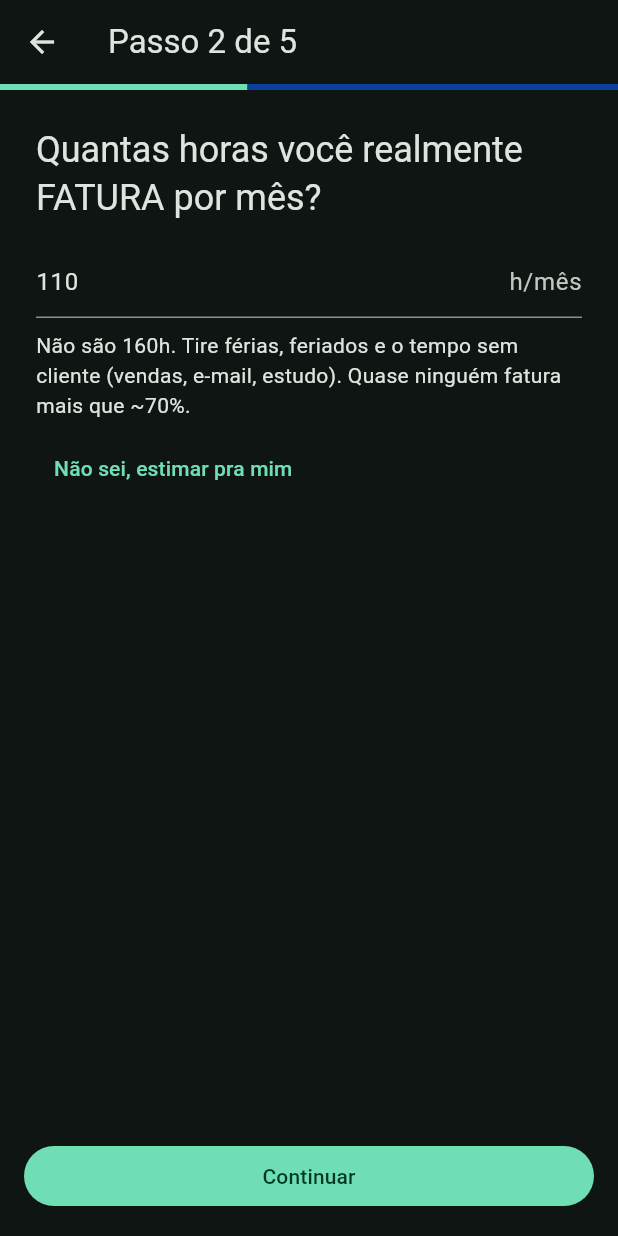
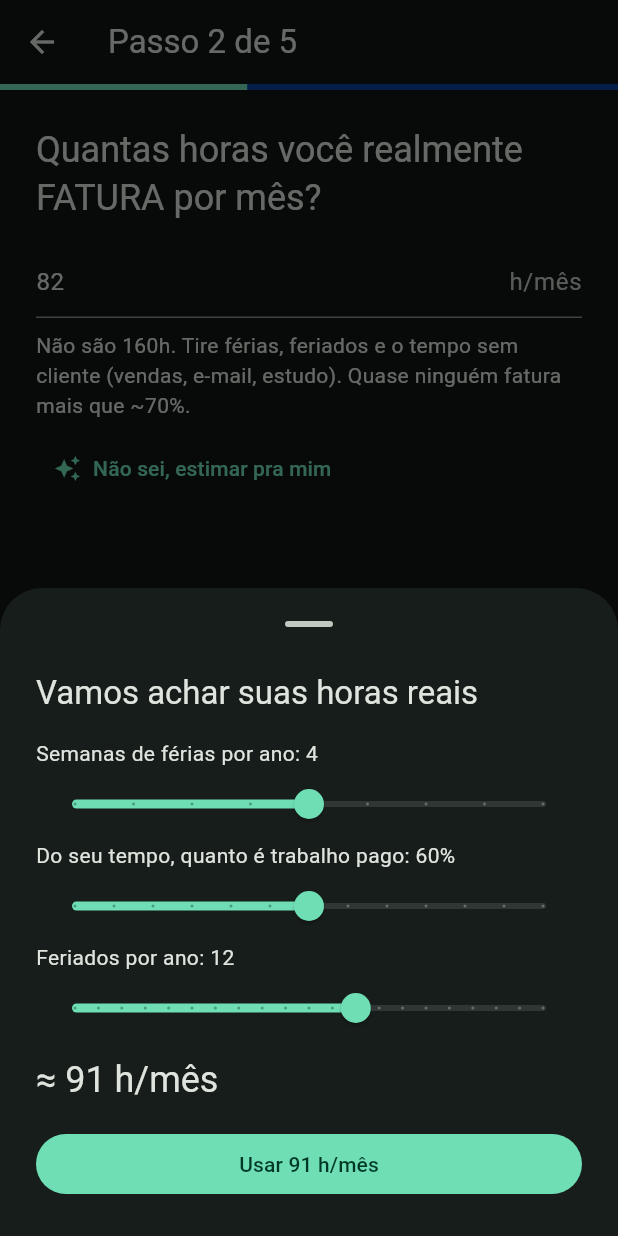
Before and after one commit to 4yu-apps/quanto-cobro, a Flutter app: the CalcScreen screen opened by its route, after a tap on "Continuar", after a tap on "Não sei, estimar pra mim", on a phone screen of 412 x 824 dp. Run offline on Flutter 3.47's test engine with Material 3 defaults, Android fonts, the phone set to English and light mode, and no system bars; our stand-ins replace flutter_riverpod, go_router, shared_preferences; accounts and stored records are empty.

Commit message:
polish: estimar-pra-mim, barra da Reserva, a11y + correcoes da revisao de codigo
Polimento: helper 'estimar pra mim' vira sheet real (formula no motor, com teste); barra colapsada Reserva x Sobra; barra da Divisao marcada decorativa (ExcludeSemantics). Correcoes da revisao: telemetria vira opt-in real (default off, honra a promessa do onboarding); TextEditingController do import agora e descartado; aviso de input incoerente no Resultado agora e alcancavel (custos > renda); rotulos do Pro (Comprar no vitalicio, Assinar nos recorrentes) + IA 2.11 reconciliada com o modelo hibrido do 05. analyze 0 issues, 8 testes verdes.

Co-Authored-By: Claude Opus 4.8 (1M context) <noreply@anthropic.com>

```diff
--- a/lib/core/calc/calc_engine.dart
+++ b/lib/core/calc/calc_engine.dart
@@ -125,6 +125,16 @@ class SimuladorResult {
   final Divisao divisao;
 }
 
+/// Estima horas faturáveis/mês a partir de 3 perguntas simples (Blueprint §7.1):
+/// semanas de férias, % do tempo que é trabalho pago, feriados. Resolve o erro
+/// nº1 (dividir por 160h) sem o usuário precisar saber a fórmula.
+int estimarHorasFaturaveis({required int ferias, required int pct, required int feriados}) {
+  final int semanas = (52 - ferias).clamp(1, 52);
+  final int rawAno = semanas * 40 - feriados * 8;
+  final double faturavel = rawAno * pct / 100;
+  return (faturavel / 12).round().clamp(1, 400);
+}
+
 SimuladorResult computeSimulador(
   double valor,
   int horas,
--- a/lib/core/settings/settings_repository.dart
+++ b/lib/core/settings/settings_repository.dart
@@ -26,8 +26,9 @@ class SettingsRepository {
   bool onboardingDone() => _prefs.getBool(_kOnboarding) ?? false;
   Future<void> setOnboardingDone() => _prefs.setBool(_kOnboarding, true);
 
-  // Telemetria (analytics/crash) — opt-in, LGPD. Default ligado, trocável em Config.
+  // Telemetria (analytics/crash) — opt-in de verdade (LGPD + promessa do onboarding
+  // "sem enviar seus dados"). Default DESLIGADO; liga só se o usuário aceitar em Config.
   static const String _kTelemetry = 'telemetry_enabled';
-  bool telemetryEnabled() => _prefs.getBool(_kTelemetry) ?? true;
+  bool telemetryEnabled() => _prefs.getBool(_kTelemetry) ?? false;
   Future<void> setTelemetry(bool value) => _prefs.setBool(_kTelemetry, value);
 }
--- a/lib/core/ui/divisao_bar.dart
+++ b/lib/core/ui/divisao_bar.dart
@@ -30,7 +30,9 @@ class DivisaoBar extends StatelessWidget {
     return Column(
       crossAxisAlignment: CrossAxisAlignment.start,
       children: <Widget>[
-        ClipRRect(
+        // Barra é decorativa: os valores/percentuais são lidos na legenda abaixo.
+        ExcludeSemantics(
+          child: ClipRRect(
             borderRadius: BorderRadius.circular(8),
             child: SizedBox(
               height: 18,
@@ -42,6 +44,7 @@ class DivisaoBar extends StatelessWidget {
                         Expanded(flex: flex(reserva), child: ColoredBox(color: d.reserva)),
                         Expanded(flex: flex(custo), child: ColoredBox(color: d.custo)),
                       ],
+                    ),
             ),
           ),
         ),
--- a/lib/features/calc/calc_screen.dart
+++ b/lib/features/calc/calc_screen.dart
@@ -4,6 +4,7 @@ import 'package:flutter_riverpod/flutter_riverpod.dart';
 import 'package:go_router/go_router.dart';
 
 import '../../app/routes.dart';
+import '../../core/calc/calc_engine.dart';
 import '../../core/common/money.dart';
 import '../../core/model/custo.dart';
 import '../../core/model/perfil.dart';
@@ -171,14 +172,10 @@ class _CalcScreenState extends ConsumerState<CalcScreen> {
             'estudo). Quase ninguém fatura mais que ~70%.',
             style: Theme.of(context).textTheme.bodyMedium),
         const SizedBox(height: 8),
-        TextButton(
-          onPressed: () {
-            setState(() {
-              _draft = _draft.copyWith(horas: 110);
-              _horas.text = '110';
-            });
-          },
-          child: const Text('Não sei, estimar pra mim'),
+        TextButton.icon(
+          onPressed: _abrirEstimador,
+          icon: const Icon(Icons.auto_awesome),
+          label: const Text('Não sei, estimar pra mim'),
         ),
       ],
     );
@@ -306,4 +303,83 @@ class _CalcScreenState extends ConsumerState<CalcScreen> {
       ],
     );
   }
+
+  Future<void> _abrirEstimador() async {
+    int ferias = 4;
+    int pct = 60;
+    int feriados = 12;
+
+    final int? horas = await showModalBottomSheet<int>(
+      context: context,
+      isScrollControlled: true,
+      showDragHandle: true,
+      builder: (BuildContext c) {
+        return StatefulBuilder(
+          builder: (BuildContext c, void Function(void Function()) setSheet) {
+            final int estimado =
+                estimarHorasFaturaveis(ferias: ferias, pct: pct, feriados: feriados);
+            final TextTheme t = Theme.of(c).textTheme;
+            return Padding(
+              padding: EdgeInsets.only(
+                left: 24,
+                right: 24,
+                top: 8,
+                bottom: 24 + MediaQuery.of(c).viewInsets.bottom,
+              ),
+              child: Column(
+                mainAxisSize: MainAxisSize.min,
+                crossAxisAlignment: CrossAxisAlignment.start,
+                children: <Widget>[
+                  Text('Vamos achar suas horas reais', style: t.titleLarge),
+                  const SizedBox(height: 16),
+                  Text('Semanas de férias por ano: $ferias', style: t.bodyMedium),
+                  Slider(
+                    value: ferias.toDouble(),
+                    max: 8,
+                    divisions: 8,
+                    label: '$ferias',
+                    onChanged: (double v) => setSheet(() => ferias = v.round()),
+                  ),
+                  Text('Do seu tempo, quanto é trabalho pago: $pct%', style: t.bodyMedium),
+                  Slider(
+                    value: pct.toDouble(),
+                    min: 30,
+                    max: 90,
+                    divisions: 12,
+                    label: '$pct%',
+                    onChanged: (double v) => setSheet(() => pct = v.round()),
+                  ),
+                  Text('Feriados por ano: $feriados', style: t.bodyMedium),
+                  Slider(
+                    value: feriados.toDouble(),
+                    max: 20,
+                    divisions: 20,
+                    label: '$feriados',
+                    onChanged: (double v) => setSheet(() => feriados = v.round()),
+                  ),
+                  const SizedBox(height: 8),
+                  Text('≈ $estimado h/mês', style: t.headlineSmall),
+                  const SizedBox(height: 16),
+                  SizedBox(
+                    width: double.infinity,
+                    child: FilledButton(
+                      onPressed: () => Navigator.pop(c, estimado),
+                      child: Text('Usar $estimado h/mês'),
+                    ),
+                  ),
+                ],
+              ),
+            );
+          },
+        );
+      },
+    );
+
+    if (horas != null && mounted) {
+      setState(() {
+        _draft = _draft.copyWith(horas: horas);
+        _horas.text = horas.toString();
+      });
+    }
+  }
 }
--- a/lib/features/config/config_screen.dart
+++ b/lib/features/config/config_screen.dart
@@ -143,9 +143,11 @@ class ConfigScreen extends ConsumerWidget {
         ],
       ),
     );
+    final String texto = controller.text;
+    controller.dispose();
     if (ok != true) return;
     try {
-      await ref.read(backupServiceProvider).importJson(controller.text);
+      await ref.read(backupServiceProvider).importJson(texto);
       ref.invalidate(profileProvider);
       messenger.showSnackBar(const SnackBar(content: Text('Backup restaurado')));
     } on FormatException catch (e) {
--- a/lib/features/resultado/resultado_screen.dart
+++ b/lib/features/resultado/resultado_screen.dart
@@ -50,7 +50,9 @@ class ResultadoScreen extends ConsumerWidget {
     final DivisaoColors d = theme.extension<DivisaoColors>()!;
     final ValorHoraResult r = computeValorHora(p);
     final Divisao div = divisaoFromProfile(p, r);
-    final bool custoMaiorQueMeta = div.lucro <= 0;
+    // Sinal de input incoerente (Blueprint §5.9): custos fixos maiores que a
+    // renda que a pessoa quer tirar — vale revisar antes de fechar o preço.
+    final bool custoMaiorQueMeta = p.custosTotal > p.renda;
 
     return Scaffold(
       appBar: AppBar(title: const Text('Seu resultado')),
```
Also changed, not shown: lib/features/pro/pro_screen.dart (+6 -5 lines), lib/features/reserva/reserva_screen.dart (+37 -0 lines), 2 other files. Lines whose indentation alone changed are shown as unchanged.
